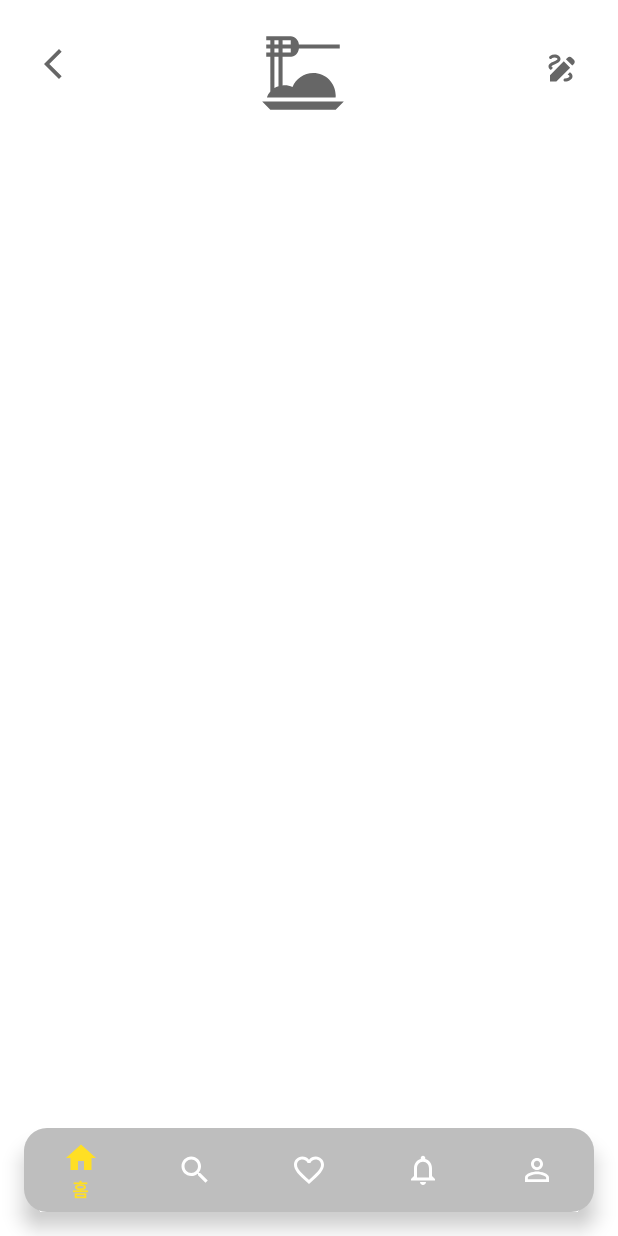
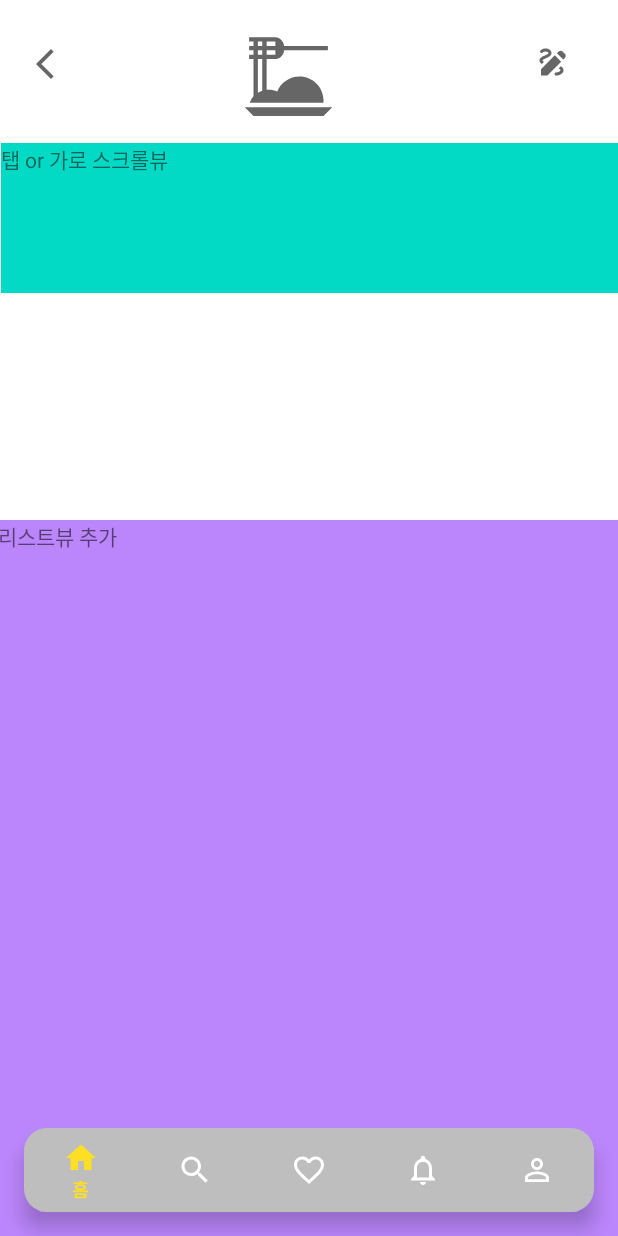
Before and after one commit to choijiyeon20/MoaMoa, an Android app: the screen it shows after launch (MainActivity), after a tap on "게시판 화면 가기", on a phone screen of 412 x 824 dp. Run offline under Robolectric (Android 15) with nearby library versions, the phone set to English and light mode, and no system bars.

Commit message:
게시글 쓰기 페이지 스피너

```diff
--- a/app/src/main/java/com/cookandroid/moamoa/MainActivity.java
+++ b/app/src/main/java/com/cookandroid/moamoa/MainActivity.java
@@ -12,6 +12,7 @@ import android.view.MenuItem;
 import android.view.View;
 import android.widget.Button;
 
+import com.google.android.material.behavior.HideBottomViewOnScrollBehavior;
 import com.google.android.material.bottomnavigation.BottomNavigationView;
 import com.google.android.material.navigation.NavigationBarView;
 
@@ -114,4 +115,5 @@ public class MainActivity extends AppCompatActivity {
         fragmentTransaction.replace(R.id.main_home_frame, fragment).commit();
     }
 
+
 }
--- a/app/src/main/java/com/cookandroid/moamoa/Write.java
+++ b/app/src/main/java/com/cookandroid/moamoa/Write.java
@@ -10,8 +10,10 @@ import android.os.Bundle;
 import android.view.LayoutInflater;
 import android.view.View;
 import android.view.ViewGroup;
+import android.widget.ArrayAdapter;
 import android.widget.Button;
 import android.widget.ImageButton;
+import android.widget.Spinner;
 
 public class Write extends Fragment {
     private View view;
@@ -33,6 +35,13 @@ public class Write extends Fragment {
                 ((MainActivity)getActivity()).replaceFragment(Board.newlnstnce());
             }
         });
+
+        Spinner tagSpinner = (Spinner) view.findViewById(R.id.spinner_tag);
+        ArrayAdapter tagAdapter = ArrayAdapter.createFromResource(getActivity(), R.array.spinner_array, android.R.layout.simple_spinner_item);
+        tagAdapter.setDropDownViewResource(android.R.layout.simple_spinner_dropdown_item);
+        tagSpinner.setAdapter(tagAdapter);
+
+
         return view;
     }
 
--- a/app/src/main/res/layout/activity_board.xml
+++ b/app/src/main/res/layout/activity_board.xml
@@ -6,36 +6,74 @@
     android:layout_height="match_parent"
     tools:context=".Board">
 
+    <LinearLayout
+        android:id="@+id/linearLayout3"
+        android:layout_width="match_parent"
+        android:layout_height="90dp"
+        android:orientation="horizontal"
+        app:layout_constraintEnd_toEndOf="parent"
+        app:layout_constraintStart_toStartOf="parent"
+        app:layout_constraintTop_toTopOf="parent">
+
         <ImageButton
             android:id="@+id/backHomeImageButton"
-        android:layout_width="0dp"
+            android:layout_width="60dp"
             android:layout_height="85dp"
             android:layout_marginEnd="97dp"
             android:background="#ffffff"
-        app:layout_constraintEnd_toStartOf="@+id/imageView"
-        app:layout_constraintStart_toStartOf="parent"
-        app:layout_constraintTop_toTopOf="parent"
             app:srcCompat="@drawable/ic_baseline_arrow_back_ios_new_24" />
+
+        <ImageView
+            android:id="@+id/imageView"
+            android:layout_width="70dp"
+            android:layout_height="70dp"
+            android:layout_marginTop="16dp"
+            android:layout_marginEnd="16dp"
+            app:srcCompat="@drawable/ic_baseline_dinner_dining_24" />
 
         <ImageButton
             android:id="@+id/writeImageButton"
-        android:layout_width="61dp"
-        android:layout_height="58dp"
-        android:layout_marginStart="344dp"
+            android:layout_width="50dp"
+            android:layout_height="50dp"
+            android:layout_marginStart="100dp"
             android:layout_marginTop="16dp"
             android:background="#ffffff"
-        app:layout_constraintStart_toStartOf="parent"
-        app:layout_constraintTop_toTopOf="parent"
             app:srcCompat="@drawable/ic_baseline_draw_24" />
 
-    <ImageView
-        android:id="@+id/imageView"
-        android:layout_width="0dp"
-        android:layout_height="65dp"
-        android:layout_marginTop="16dp"
-        android:layout_marginEnd="175dp"
+
+    </LinearLayout>
+
+    <LinearLayout
+        android:layout_width="411dp"
+        android:layout_height="100dp"
+        android:layout_marginTop="95dp"
+        android:orientation="vertical"
         app:layout_constraintEnd_toEndOf="parent"
-        app:layout_constraintStart_toEndOf="@+id/backHomeImageButton"
-        app:layout_constraintTop_toTopOf="parent"
-        app:srcCompat="@drawable/ic_baseline_dinner_dining_24" />
+        app:layout_constraintStart_toStartOf="parent"
+        app:layout_constraintTop_toTopOf="@+id/linearLayout3">
+
+        <TextView
+            android:layout_width="match_parent"
+            android:layout_height="match_parent"
+            android:background="@color/teal_200"
+            android:text="탭 or 가로 스크롤뷰" />
+
+    </LinearLayout>
+
+    <LinearLayout
+        android:layout_width="416dp"
+        android:layout_height="477dp"
+        android:orientation="vertical"
+        app:layout_constraintBottom_toBottomOf="parent"
+        app:layout_constraintEnd_toEndOf="parent"
+        app:layout_constraintStart_toStartOf="parent"
+        android:background="@color/purple_200">
+
+        <TextView
+            android:id="@+id/textView"
+            android:layout_width="match_parent"
+            android:layout_height="wrap_content"
+            android:text="리스트뷰 추가" />
+    </LinearLayout>
+
 </androidx.constraintlayout.widget.ConstraintLayout>
--- a/app/src/main/res/layout/activity_write.xml
+++ b/app/src/main/res/layout/activity_write.xml
@@ -117,7 +117,7 @@
 
             <TextView
                 android:id="@+id/text_tag"
-                android:layout_width="236dp"
+                android:layout_width="wrap_content"
                 android:layout_height="45dp"
                 android:layout_weight="1"
                 android:background="@drawable/round"
@@ -145,14 +145,21 @@
                 android:id="@+id/text_kategorie"
                 android:layout_width="236dp"
                 android:layout_height="45dp"
+                android:layout_margin="5dp"
                 android:layout_weight="1"
                 android:background="@drawable/round"
                 android:gravity="center"
+                android:padding="10dp"
                 android:text="카테고리"
                 android:textColor="@color/black"
-                android:padding="10dp"
-                android:layout_margin="5dp"
                 android:textSize="18dp" />
+
+            <Spinner
+                android:id="@+id/spinner_tag"
+                android:layout_width="430dp"
+                android:layout_height="45dp"
+                android:layout_weight="1"
+                android:spinnerMode="dropdown"/>
 
         </LinearLayout>
 
--- a/app/src/main/res/values/array.xml
+++ b/app/src/main/res/values/array.xml
@@ -2,6 +2,9 @@
 <resources>
     <string-array name="spinner_array">
         <item>베스트</item>
-        <item>베스트</item>
+        <item>제빵</item>
+        <item>디저트</item>
+        <item>국</item>
+        <item>면</item>
     </string-array>
 </resources>
```
Lines whose indentation alone changed are shown as unchanged.
